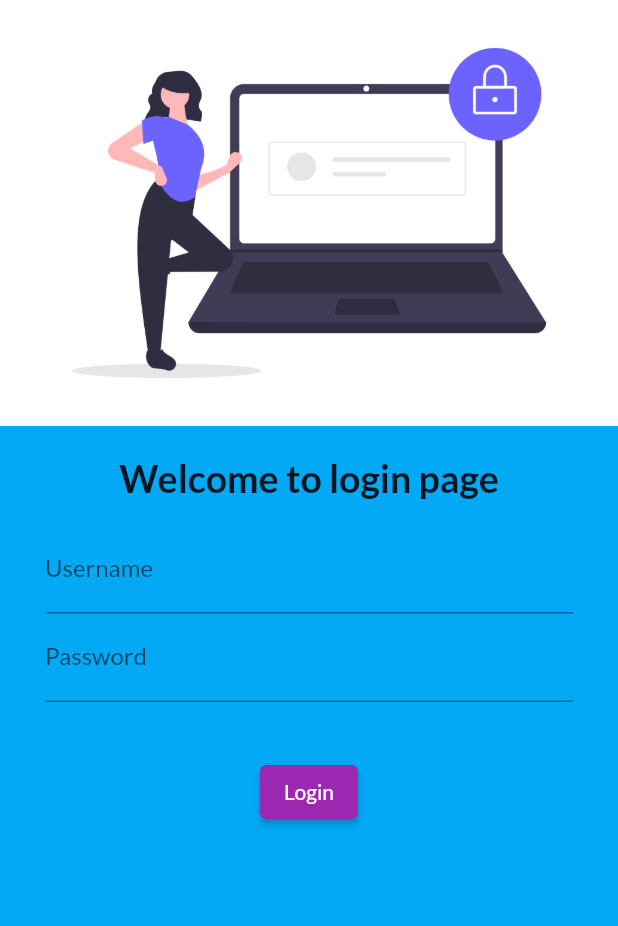
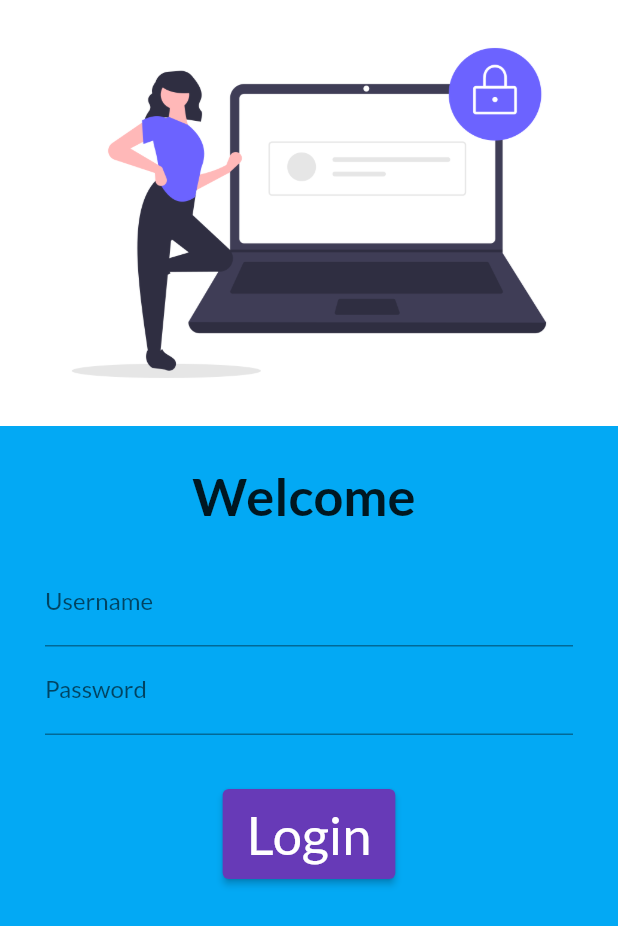
Before and after one commit to Rohankhadka33/Flutterpract, a Flutter app: the screen it shows after launch, on a phone screen of 412 x 824 dp. Shown: the top 926 px of the screen. Run offline on Flutter 3.47's test engine with Material 2 defaults, Android fonts, the phone set to English and light mode, and no system bars; our stand-ins replace google_fonts; missing offline and left inert: dart:ffi.

Commit message:
new codes for changing welcome

```diff
--- a/flutter_application_1/lib/main.dart
+++ b/flutter_application_1/lib/main.dart
@@ -1,6 +1,7 @@
 import 'package:flutter/material.dart';
 import 'package:flutter_application_1/pages/home.dart';
 import 'package:flutter_application_1/pages/login_page.dart';
+import 'package:flutter_application_1/utils/routes.dart';
 import 'package:google_fonts/google_fonts.dart';
 
 void main() {
@@ -18,9 +19,11 @@ class Myapp extends StatelessWidget {
           primarySwatch: Colors.deepPurple,
           fontFamily: GoogleFonts.lato().fontFamily,
           primaryTextTheme: GoogleFonts.latoTextTheme()),
+      debugShowCheckedModeBanner: false,
       routes: {
         "/": (context) => login_page(),
-        "/login": (context) => login_page()
+        MyRoutes.homeroute: (context) => Home(),
+        MyRoutes.loginroute: (context) => login_page()
       },
     );
   }
--- a/flutter_application_1/lib/pages/home.dart
+++ b/flutter_application_1/lib/pages/home.dart
@@ -16,6 +16,9 @@ class Home extends StatelessWidget {
                 "what the $days what us so intresting so heyyo going $Name")),
       ),
       drawer: Drawer(),
+
+
+
     );
   }
 }
--- a/flutter_application_1/lib/pages/login_page.dart
+++ b/flutter_application_1/lib/pages/login_page.dart
@@ -1,20 +1,37 @@
+import 'dart:ffi';
+
 import 'package:flutter/material.dart';
+import 'package:flutter_application_1/utils/routes.dart';
+import 'package:google_fonts/google_fonts.dart';
 
-class login_page extends StatelessWidget {
-  const login_page({Key? key}) : super(key: key);
+class login_page extends StatefulWidget {
+  @override
+  State createState() => _login_pageState();
+}
 
+class _login_pageState extends State<login_page> {
+  String name = "";
   @override
   Widget build(BuildContext context) {
     return Material(
       color: Colors.lightBlue,
+      child: SingleChildScrollView(
         child: Column(
           children: [
             Image.asset("images/login.png"),
             SizedBox(
               height: 20,
             ),
-          Text("Welcome to login page",
-              style: TextStyle(fontSize: 25, fontWeight: FontWeight.bold)),
+            Padding(
+              padding: const EdgeInsets.symmetric(horizontal: 15, vertical: 5),
+              child: Text(
+                "Welcome $name",
+                style: TextStyle(
+                  fontSize: 35,
+                  fontWeight: FontWeight.bold,
+                ),
+              ),
+            ),
             Padding(
               padding: const EdgeInsets.symmetric(vertical: 16, horizontal: 30),
               child: Column(
@@ -24,6 +41,10 @@ class login_page extends StatelessWidget {
                       hintText: "Enter your username",
                       labelText: "Username",
                     ),
+                    onChanged: (value) {
+                      name = value;
+                      setState(() {});
+                    },
                   ),
                   TextFormField(
                     obscureText: true,
@@ -39,14 +60,18 @@ class login_page extends StatelessWidget {
               height: 20,
             ),
             ElevatedButton(
-            child: Text("Login"),
-            style: TextButton.styleFrom(backgroundColor: Colors.purple),
+              child: Text(
+                "Login",
+                style: TextStyle(fontSize: 35),
+              ),
+              style: TextButton.styleFrom(minimumSize: Size(100, 60)),
               onPressed: () {
-              print("hi hello");
+                Navigator.pushNamed(context, MyRoutes.homeroute);
               },
             )
           ],
         ),
+      ),
     );
   }
 }
--- /dev/null
+++ b/flutter_application_1/lib/utils/routes.dart
@@ -0,0 +1,4 @@
+class MyRoutes {
+  static String loginroute = "/login";
+  static String homeroute = "/home";
+}
```
Also changed, not shown: 1 other file. Lines whose indentation alone changed are shown as unchanged.
